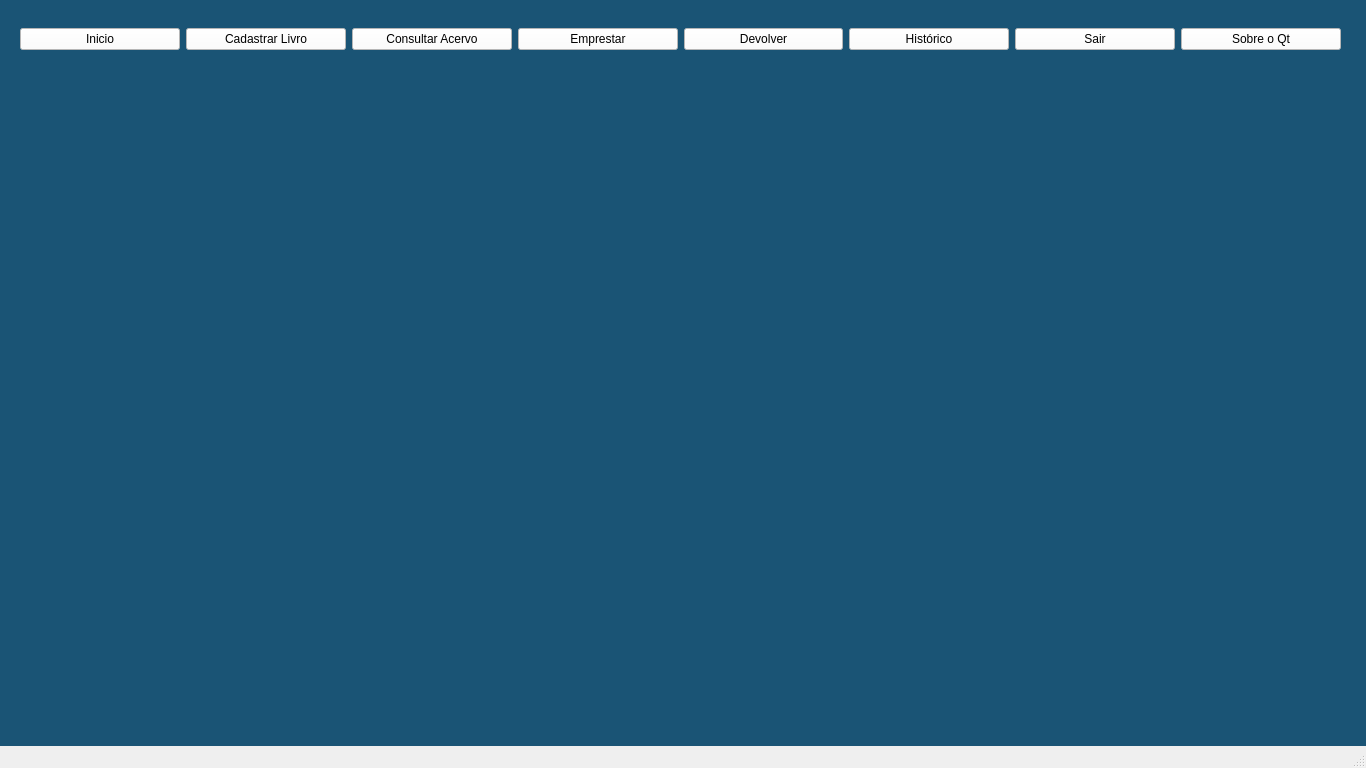
Qt form mainwindow.ui (JoseC14/BiblioDeskC) before a commit.
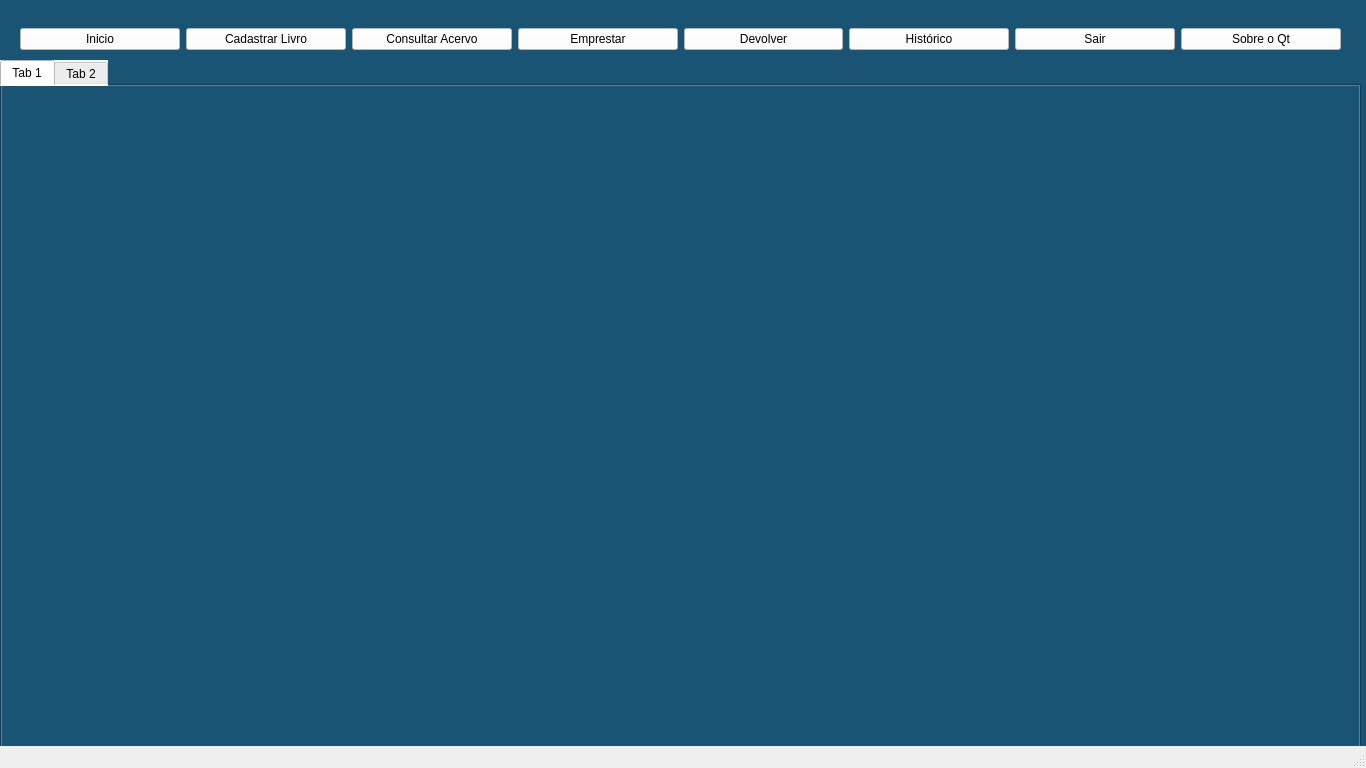
The same form after that commit. Icons and pictures are not drawn.

Patch:
```diff
--- a/mainwindow.ui
+++ b/mainwindow.ui
@@ -27,6 +27,12 @@
 QPushButton:hover
 {
 	background-color:gray;
+}
+
+QTabBar
+{
+background-color:white;
+color:black
 }</string>
    </property>
    <widget class="QWidget" name="horizontalLayoutWidget">
@@ -156,6 +162,29 @@
      </item>
     </layout>
    </widget>
+   <widget class="QTabWidget" name="tabWindos">
+    <property name="geometry">
+     <rect>
+      <x>0</x>
+      <y>60</y>
+      <width>1361</width>
+      <height>691</height>
+     </rect>
+    </property>
+    <property name="currentIndex">
+     <number>0</number>
+    </property>
+    <widget class="QWidget" name="tab">
+     <attribute name="title">
+      <string>Tab 1</string>
+     </attribute>
+    </widget>
+    <widget class="QWidget" name="tab_2">
+     <attribute name="title">
+      <string>Tab 2</string>
+     </attribute>
+    </widget>
+   </widget>
   </widget>
   <widget class="QStatusBar" name="statusbar"/>
  </widget>
```
Left out of the diff: 14 changed lines with no effect on the pictures.
